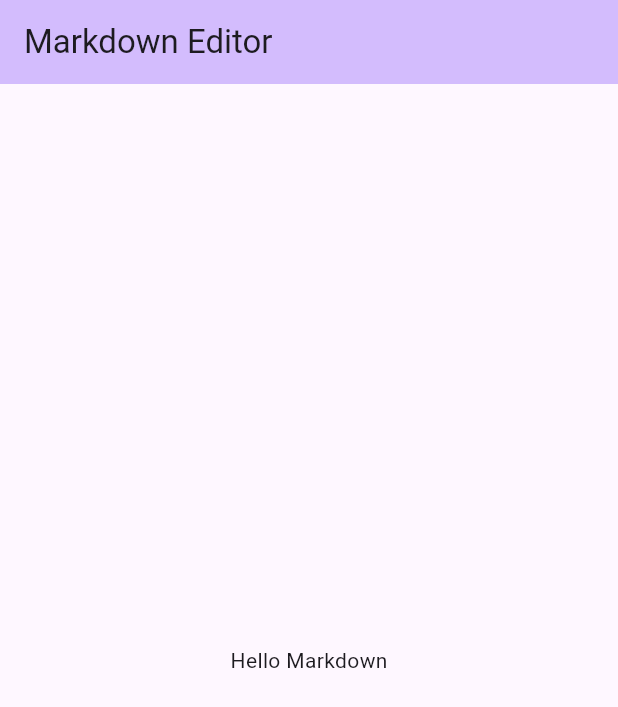
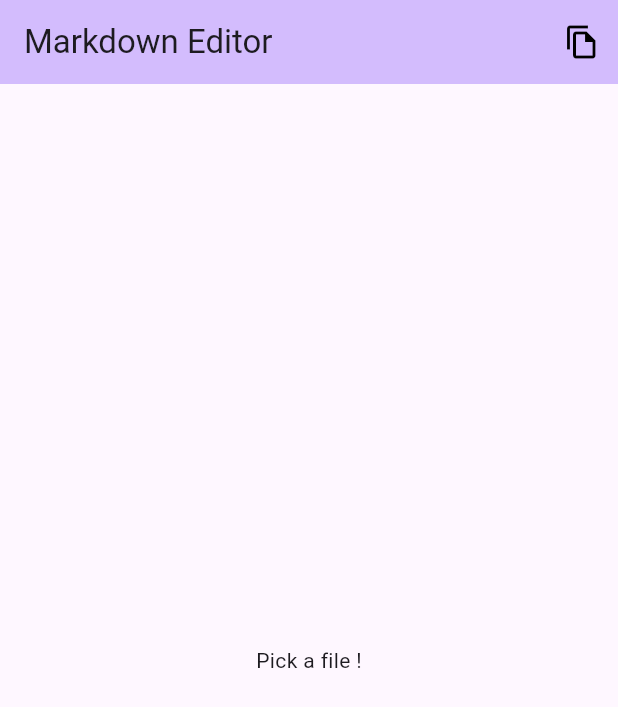
Before and after one commit to MichelDufour-github-CDA/markdown_editor, a Flutter app: the screen it shows after launch, on a phone screen of 412 x 824 dp. Shown: the top 707 px of the screen. Run offline on Flutter 3.47's test engine with Material 2 defaults, Android fonts, the phone set to English and light mode, and no system bars; our stand-ins replace file_picker, flutter_bloc, go_router.

Commit message:
Update the HomePage

```diff
--- a/lib/presentation/pages/home_page.dart
+++ b/lib/presentation/pages/home_page.dart
@@ -1,4 +1,7 @@
 import 'package:flutter/material.dart';
+import 'package:flutter_bloc/flutter_bloc.dart';
+import 'package:markdown_editor/blocs/file_cubit.dart';
+import 'package:markdown_editor/blocs/file_state.dart';
 
 class HomePage extends StatelessWidget {
   const HomePage({super.key});
@@ -6,22 +9,47 @@ class HomePage extends StatelessWidget {
   static const name = 'home';
 
   @override
-  Widget build(BuildContext context) {
+  Widget build(BuildContext context) => BlocProvider<FileCubit>(
+        create: (_) => FileCubit(),
+        child: Builder(builder: (context) {
           return Scaffold(
             appBar: AppBar(
               backgroundColor: Theme.of(context).colorScheme.inversePrimary,
               title: const Text('Markdown Editor'),
+              actions: [
+                IconButton(
+                  onPressed: () {
+                    context.read<FileCubit>().pickFile();
+                  },
+                  icon: const Icon(
+                    Icons.file_copy_outlined,
+                    color: Colors.black,
                   ),
-      body: const Center(
-        child: Column(
-          mainAxisAlignment: MainAxisAlignment.center,
-          children: <Widget>[
-            Text(
-              'Hello Markdown',
-            ),
+                )
               ],
             ),
+            body: BlocBuilder<FileCubit, FileState>(
+              builder: (context, state) {
+                if (state is FileStateLoaded) {
+                  return SingleChildScrollView(
+                    child: Text(state.file.content),
+                  );
+                } else if (state is FileStateError) {
+                  return Center(
+                    child: Text(state.message),
+                  );
+                } else if (state is FileStateInitial) {
+                  return const Center(
+                    child: Text('Pick a file !'),
+                  );
+                }
+
+                return const Center(
+                  child: CircularProgressIndicator(),
+                );
+              },
             ),
           );
+        }),
+      );
 }
-}
```
Lines whose indentation alone changed are shown as unchanged.
